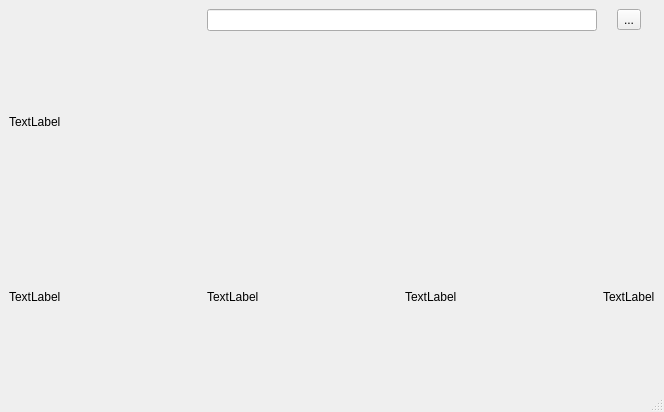
Above: move/mainwindow.ui from gameinmonday/moy-project before the change. Below: the same form after it.
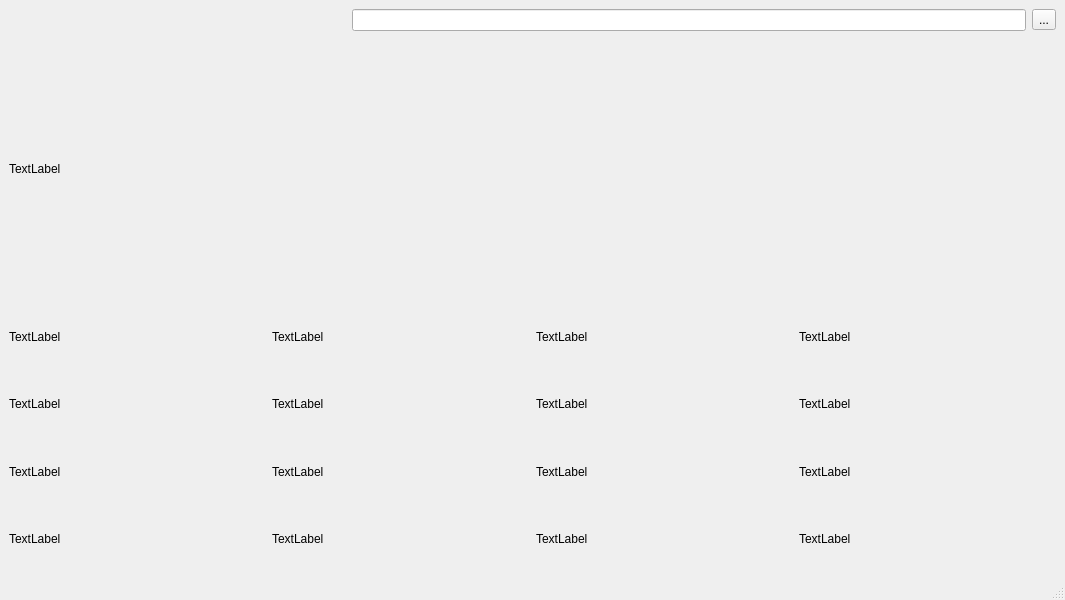
That is the form after the change.

Patch:
```diff
--- a/move/mainwindow.ui
+++ b/move/mainwindow.ui
@@ -6,8 +6,8 @@
    <rect>
     <x>0</x>
     <y>0</y>
-    <width>664</width>
-    <height>412</height>
+    <width>1065</width>
+    <height>600</height>
    </rect>
   </property>
   <property name="windowTitle">
@@ -17,44 +17,6 @@
    <layout class="QGridLayout" name="gridLayout_2">
     <item row="0" column="0">
      <layout class="QGridLayout" name="gridLayout">
-      <item row="2" column="0">
-       <widget class="QLabel" name="l_film1">
-        <property name="text">
-         <string>TextLabel</string>
-        </property>
-       </widget>
-      </item>
-      <item row="2" column="2">
-       <widget class="QLabel" name="l_film3">
-        <property name="text">
-         <string>TextLabel</string>
-        </property>
-       </widget>
-      </item>
-      <item row="2" column="1">
-       <widget class="QLabel" name="l_film2">
-        <property name="text">
-         <string>TextLabel</string>
-        </property>
-       </widget>
-      </item>
-      <item row="2" column="3">
-       <widget class="QLabel" name="l_film4">
-        <property name="text">
-         <string>TextLabel</string>
-        </property>
-       </widget>
-      </item>
-      <item row="0" column="1" colspan="2">
-       <widget class="QLineEdit" name="le_find"/>
-      </item>
-      <item row="1" column="0" colspan="4">
-       <widget class="QLabel" name="l_mainFilm">
-        <property name="text">
-         <string>TextLabel</string>
-        </property>
-       </widget>
-      </item>
       <item row="0" column="3">
        <layout class="QHBoxLayout" name="horizontalLayout">
         <item>
@@ -66,6 +28,132 @@
         </item>
        </layout>
       </item>
+      <item row="1" column="0" colspan="4">
+       <widget class="QLabel" name="l_mainFilm">
+        <property name="text">
+         <string>TextLabel</string>
+        </property>
+       </widget>
+      </item>
+      <item row="0" column="1" colspan="2">
+       <widget class="QLineEdit" name="le_find"/>
+      </item>
+      <item row="2" column="0" colspan="4">
+       <layout class="QGridLayout" name="gr_randomFilm">
+        <item row="0" column="2">
+         <widget class="QLabel" name="l_film3">
+          <property name="text">
+           <string>TextLabel</string>
+          </property>
+         </widget>
+        </item>
+        <item row="0" column="3">
+         <widget class="QLabel" name="l_film4">
+          <property name="text">
+           <string>TextLabel</string>
+          </property>
+         </widget>
+        </item>
+        <item row="2" column="1">
+         <widget class="QLabel" name="label_7">
+          <property name="text">
+           <string>TextLabel</string>
+          </property>
+         </widget>
+        </item>
+        <item row="2" column="2">
+         <widget class="QLabel" name="label_6">
+          <property name="text">
+           <string>TextLabel</string>
+          </property>
+         </widget>
+        </item>
+        <item row="1" column="3">
+         <widget class="QLabel" name="label_2">
+          <property name="text">
+           <string>TextLabel</string>
+          </property>
+         </widget>
+        </item>
+        <item row="0" column="1">
+         <widget class="QLabel" name="l_film2">
+          <property name="text">
+           <string>TextLabel</string>
+          </property>
+         </widget>
+        </item>
+        <item row="1" column="2">
+         <widget class="QLabel" name="label">
+          <property name="text">
+           <string>TextLabel</string>
+          </property>
+         </widget>
+        </item>
+        <item row="2" column="0">
+         <widget class="QLabel" name="label_8">
+          <property name="text">
+           <string>TextLabel</string>
+          </property>
+         </widget>
+        </item>
+        <item row="0" column="0">
+         <widget class="QLabel" name="l_film1">
+          <property name="text">
+           <string>TextLabel</string>
+          </property>
+         </widget>
+        </item>
+        <item row="1" column="0">
+         <widget class="QLabel" name="label_4">
+          <property name="text">
+           <string>TextLabel</string>
+          </property>
+         </widget>
+        </item>
+        <item row="1" column="1">
+         <widget class="QLabel" name="label_3">
+          <property name="text">
+           <string>TextLabel</string>
+          </property>
+         </widget>
+        </item>
+        <item row="2" column="3">
+         <widget class="QLabel" name="label_5">
+          <property name="text">
+           <string>TextLabel</string>
+          </property>
+         </widget>
+        </item>
+        <item row="3" column="0">
+         <widget class="QLabel" name="label_12">
+          <property name="text">
+           <string>TextLabel</string>
+          </property>
+         </widget>
+        </item>
+        <item row="3" column="1">
+         <widget class="QLabel" name="label_11">
+          <property name="text">
+           <string>TextLabel</string>
+          </property>
+         </widget>
+        </item>
+        <item row="3" column="2">
+         <widget class="QLabel" name="label_10">
+          <property name="text">
+           <string>TextLabel</string>
+          </property>
+         </widget>
+        </item>
+        <item row="3" column="3">
+         <widget class="QLabel" name="label_9">
+          <property name="text">
+           <string>TextLabel</string>
+          </property>
+         </widget>
+        </item>
+       </layout>
+      </item>
      </layout>
     </item>
    </layout>
```
Left out of the diff: 4 changed lines with no effect on the pictures.
